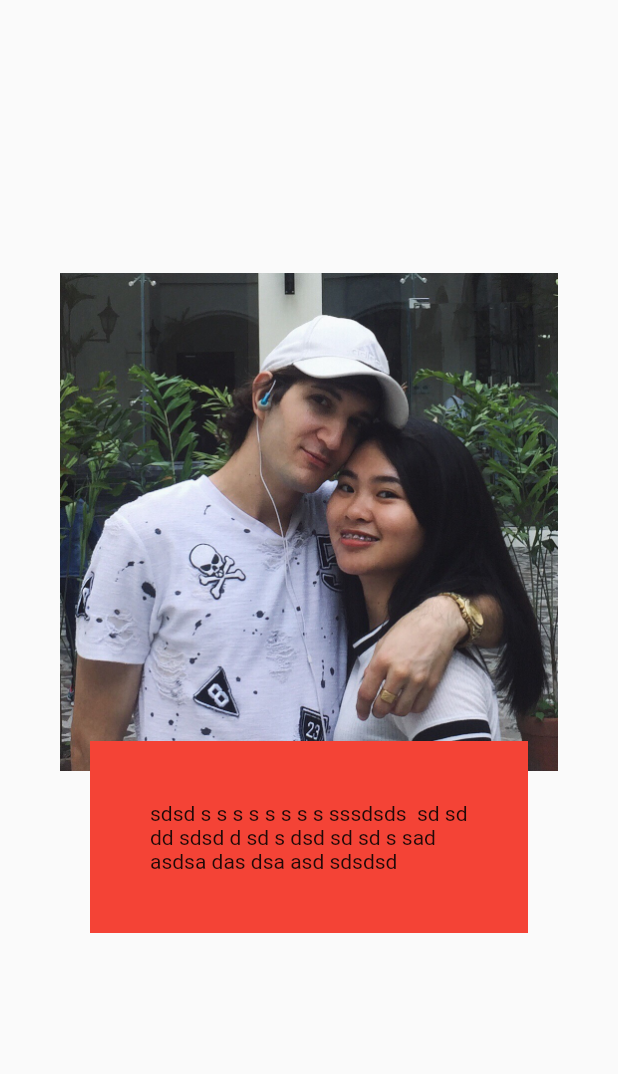
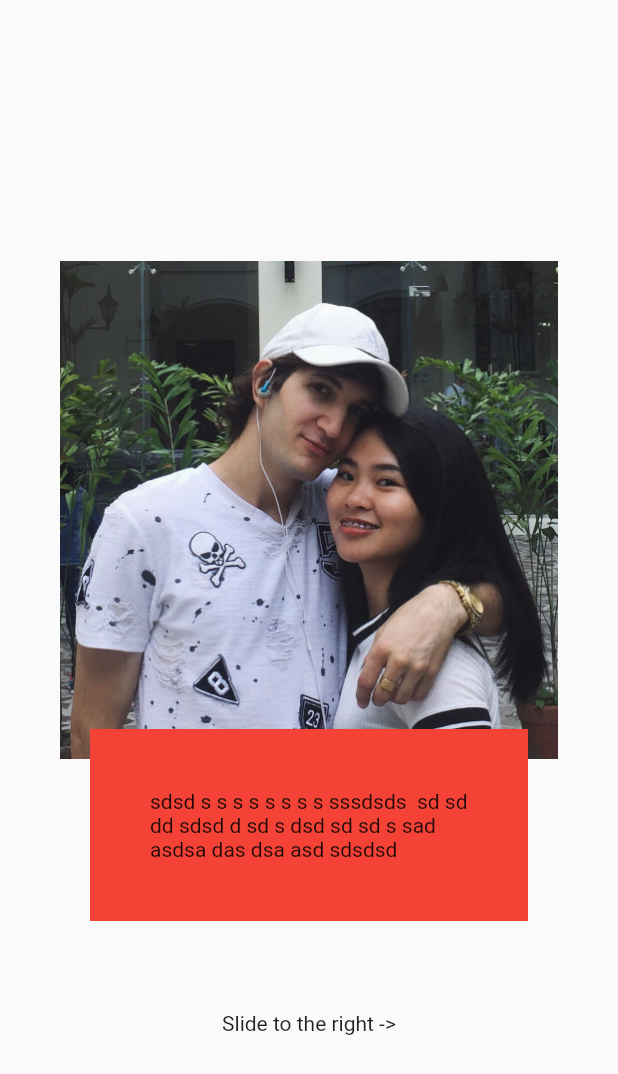
Before and after one commit to JustalK/VALENTINES-APP, a Flutter app: the Second screen opened directly, on a phone screen of 412 x 824 dp. Shown: the top 1074 px of the screen. Run offline on Flutter 3.47's test engine with Material 2 defaults, Android fonts, the phone set to English and light mode, and no system bars.

Commit message:
[FEATURE] Addinga slide mark

```diff
--- a/lib/pages/second.dart
+++ b/lib/pages/second.dart
@@ -35,6 +35,9 @@ class Second extends StatelessWidget {
                         )
                       )
                     ),
+                    Center(
+                      child: Text('Slide to the right ->'),
+                    )
                   ]
                 )
               ),
```
